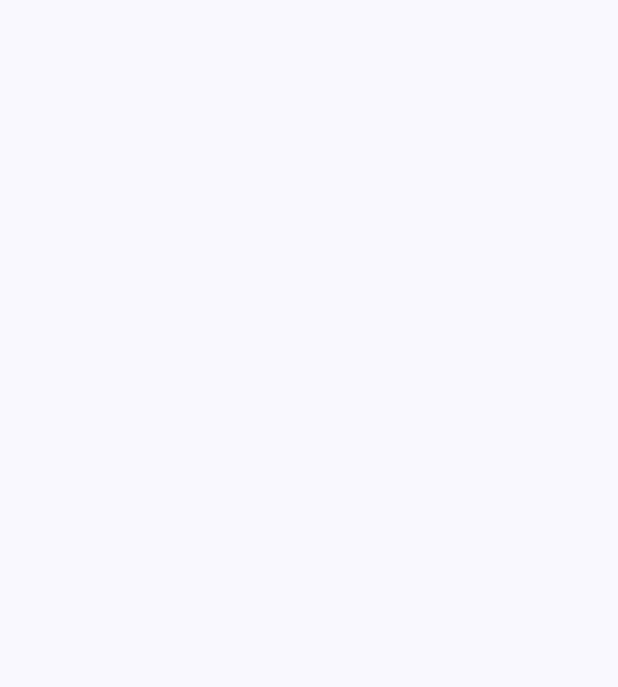
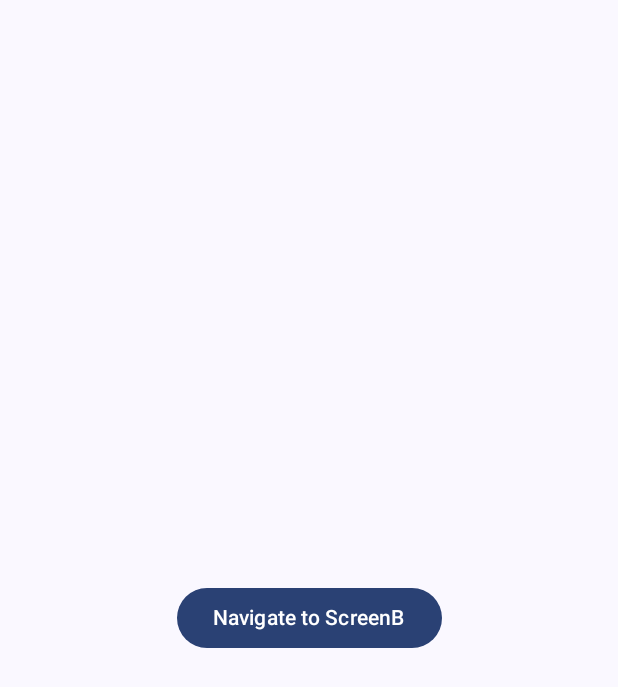
Before and after one commit to raheemadamboev/pop-back-stack-issue, an Android app built with Jetpack Compose: the screen it shows after launch (MainActivity), on a phone screen of 412 x 824 dp. Before the commit the part shown is empty. Shown: the top 687 px of the screen. Run offline under Robolectric (Android 15) with nearby library versions, the phone set to English and light mode, and no system bars.

Commit message:
Implemented screens and navigation;

```diff
--- a/app/build.gradle.kts
+++ b/app/build.gradle.kts
@@ -35,6 +35,9 @@ android {
 
     kotlinOptions {
         jvmTarget = libs.versions.java.target.get()
+        freeCompilerArgs += listOf(
+            "-opt-in=androidx.compose.material3.ExperimentalMaterial3Api"
+        )
     }
 
     buildFeatures {
--- a/app/src/main/java/xyz/teamgravity/popbackstackissue/MainActivity.kt
+++ b/app/src/main/java/xyz/teamgravity/popbackstackissue/MainActivity.kt
@@ -8,6 +8,9 @@ import androidx.compose.foundation.layout.fillMaxSize
 import androidx.compose.material3.MaterialTheme
 import androidx.compose.material3.Surface
 import androidx.compose.ui.Modifier
+import androidx.navigation.compose.NavHost
+import androidx.navigation.compose.composable
+import androidx.navigation.compose.rememberNavController
 import xyz.teamgravity.popbackstackissue.ui.theme.PopBackStackIssueTheme
 
 class MainActivity : ComponentActivity() {
@@ -21,6 +24,28 @@ class MainActivity : ComponentActivity() {
                     color = MaterialTheme.colorScheme.background,
                     modifier = Modifier.fillMaxSize()
                 ) {
+                    val controller = rememberNavController()
+
+                    NavHost(
+                        navController = controller,
+                        startDestination = "screen_a"
+                    ) {
+                        composable("screen_a") {
+                            ScreenA(
+                                onNavigate = {
+                                    controller.navigate("screen_b")
+                                }
+                            )
+                        }
+
+                        composable("screen_b") {
+                            ScreenB(
+                                onBack = {
+                                    controller.popBackStack()
+                                }
+                            )
+                        }
+                    }
                 }
             }
         }
--- /dev/null
+++ b/app/src/main/java/xyz/teamgravity/popbackstackissue/ScreenA.kt
@@ -0,0 +1,34 @@
+package xyz.teamgravity.popbackstackissue
+
+import androidx.compose.foundation.layout.Box
+import androidx.compose.foundation.layout.fillMaxSize
+import androidx.compose.foundation.layout.padding
+import androidx.compose.material3.Button
+import androidx.compose.material3.Scaffold
+import androidx.compose.material3.Text
+import androidx.compose.runtime.Composable
+import androidx.compose.ui.Alignment
+import androidx.compose.ui.Modifier
+import androidx.compose.ui.res.stringResource
+
+@Composable
+fun ScreenA(
+    onNavigate: () -> Unit
+) {
+    Scaffold { padding ->
+        Box(
+            contentAlignment = Alignment.Center,
+            modifier = Modifier
+                .fillMaxSize()
+                .padding(padding)
+        ) {
+            Button(
+                onClick = onNavigate
+            ) {
+                Text(
+                    text = stringResource(id = R.string.navigate_screen_b)
+                )
+            }
+        }
+    }
+}
--- a/app/src/main/res/values/strings.xml
+++ b/app/src/main/res/values/strings.xml
@@ -1,3 +1,9 @@
 <resources>
     <string name="app_name">PopBackStackIssue</string>
+
+    <!-- ScreenA -->
+    <string name="navigate_screen_b">Navigate to ScreenB</string>
+
+    <!-- ScreenB -->
+    <string name="screen_b">ScreenB</string>
 </resources>
```
Also changed, not shown: app/src/main/java/xyz/teamgravity/popbackstackissue/ScreenB.kt (added, +54 -0 lines).
